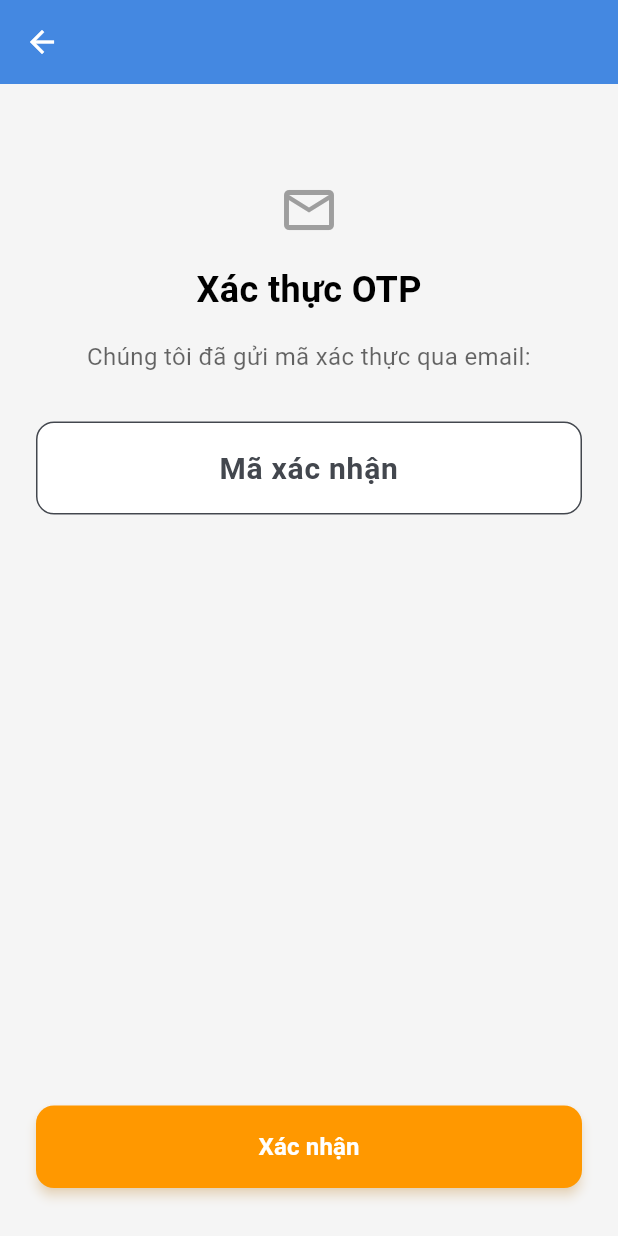
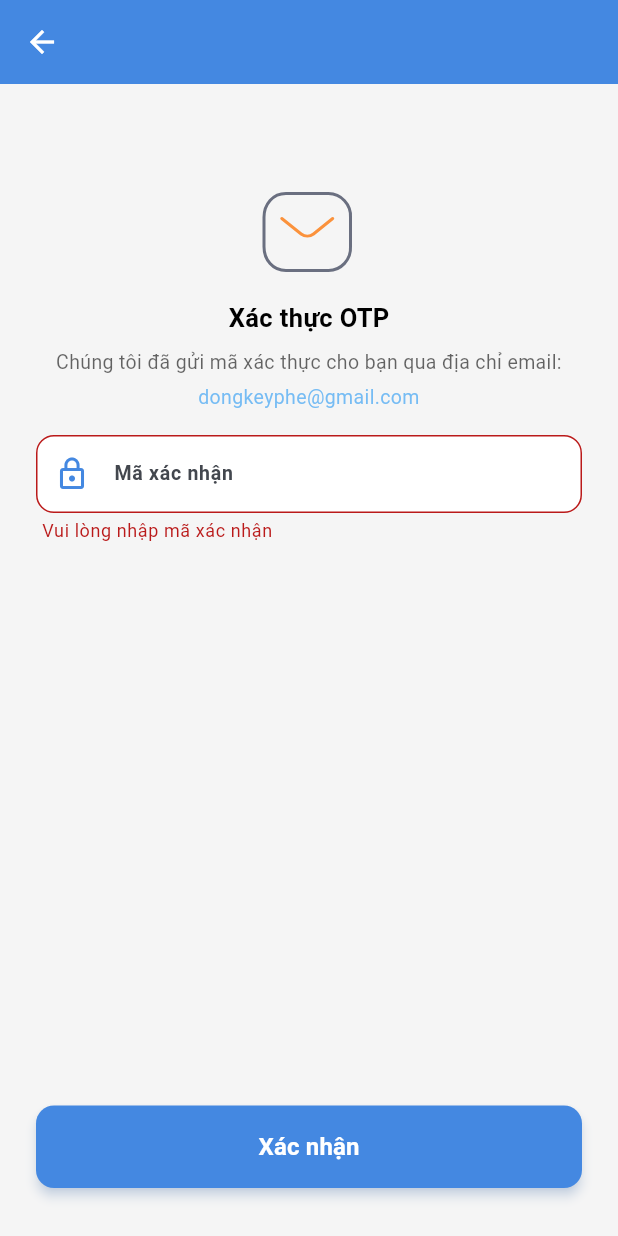
Before and after one commit to PhamVanDong2407/learn_FE, a Flutter app: the VerifyRegister screen opened directly, after a tap on "Xác nhận", on a phone screen of 412 x 824 dp. Run offline on Flutter 3.47's test engine with Material 3 defaults, Android fonts, the phone set to English and light mode, and no system bars; our stand-ins replace file_picker, flutter_dotenv, flutter_screenutil, flutter_svg, get, image_picker and 5 more; accounts and stored records are empty; project files that could hold a hidden picture were left out.

Commit message:
update ui verify trong register

```diff
--- /dev/null
+++ b/lib/Controllers/Register/verify_controller..dart
@@ -0,0 +1,5 @@
+import 'package:get/get.dart';
+
+class VerifyRegisterController extends GetxController {
+  // Add your controller logic here
+}
--- a/lib/Views/Register/verify_register.dart
+++ b/lib/Views/Register/verify_register.dart
@@ -1,11 +1,16 @@
+import 'package:fetest/Controllers/Register/verify_controller..dart';
 import 'package:fetest/Global/app_color.dart';
 import 'package:flutter/material.dart';
+import 'package:flutter/services.dart';
+import 'package:flutter_svg/svg.dart';
 import 'package:get/get.dart';
 
 class VerifyRegister extends StatelessWidget {
   VerifyRegister({super.key});
 
-  final TextEditingController _otpController = TextEditingController();
+  final controller = Get.put(VerifyRegisterController());
+  final _otpController = TextEditingController();
+  final _formKey = GlobalKey<FormState>();
 
   @override
   Widget build(BuildContext context) {
@@ -26,52 +31,89 @@ class VerifyRegister extends StatelessWidget {
             crossAxisAlignment: CrossAxisAlignment.center,
             children: [
               SizedBox(height: 32),
-              const Icon(Icons.email_outlined, size: 40, color: Colors.grey),
-              const SizedBox(height: 16),
+              SvgPicture.asset('assets/icons/mess.svg'),
+              const SizedBox(height: 8),
               Text(
                 'Xác thực OTP',
                 style: TextStyle(
-                  fontSize: 24,
+                  fontSize: 17,
                   fontWeight: FontWeight.bold,
                   color: Colors.black,
                 ),
               ),
-              const SizedBox(height: 16),
+              const SizedBox(height: 8),
               Text(
-                'Chúng tôi đã gửi mã xác thực qua email: ',
+                'Chúng tôi đã gửi mã xác thực cho bạn qua địa chỉ email: ',
                 textAlign: TextAlign.center,
                 style: TextStyle(
-                  fontSize: 16,
+                  fontSize: 13,
                   color: Colors.black.withOpacity(0.6),
                 ),
               ),
-              const SizedBox(height: 32),
-              TextFormField(
+              SizedBox(height: 4),
+              Text(
+                'dongkeyphe@gmail.com',
+                textAlign: TextAlign.center,
+                style: TextStyle(
+                  fontSize: 13,
+                  color: Colors.blue.withOpacity(0.6),
+                ),
+              ),
+              SizedBox(height: 16),
+              Form(
+                key: _formKey,
+                child: ValueListenableBuilder<TextEditingValue>(
+                  valueListenable: _otpController,
+                  builder: (context, value, child) {
+                    return TextFormField(
                       controller: _otpController,
                       keyboardType: TextInputType.number,
-                textAlign: TextAlign.center,
+                      textAlign: TextAlign.left,
+                      maxLength: 6,
+                      inputFormatters: [FilteringTextInputFormatter.digitsOnly],
                       decoration: InputDecoration(
                         hintText: 'Mã xác nhận',
+                        prefixIcon: Icon(
+                          Icons.lock_outline,
+                          color: AppColor.primary,
+                        ),
+                        suffixIcon:
+                            value.text.length == 6
+                                ? Icon(Icons.check_circle, color: Colors.green)
+                                : null,
                         border: OutlineInputBorder(
                           borderRadius: BorderRadius.circular(12),
-                    borderSide: BorderSide(
-                      color: Colors.orange.withOpacity(0.3),
-                    ),
+                          borderSide: BorderSide(color: AppColor.primary),
                         ),
                         focusedBorder: OutlineInputBorder(
                           borderRadius: BorderRadius.circular(12),
-                    borderSide: const BorderSide(
-                      color: Colors.orange,
+                          borderSide: BorderSide(
+                            color: AppColor.primary,
                             width: 2,
                           ),
                         ),
                         filled: true,
                         fillColor: Colors.white,
-                  contentPadding: const EdgeInsets.symmetric(vertical: 16),
+                        contentPadding: const EdgeInsets.symmetric(
+                          vertical: 16,
+                        ),
+                        counterText: '',
                       ),
                       style: const TextStyle(
-                  fontSize: 20,
+                        fontSize: 13,
                         fontWeight: FontWeight.bold,
+                      ),
+                      validator: (value) {
+                        if (value == null || value.isEmpty) {
+                          return 'Vui lòng nhập mã xác nhận';
+                        }
+                        if (value.length != 6) {
+                          return 'Mã xác nhận phải gồm 6 chữ số';
+                        }
+                        return null;
+                      },
+                    );
+                  },
                 ),
               ),
               const SizedBox(height: 16),
@@ -80,16 +122,18 @@ class VerifyRegister extends StatelessWidget {
                 width: double.infinity,
                 child: ElevatedButton(
                   onPressed: () {
-                    // Add verification logic here
+                    if (_formKey.currentState!.validate()) {
+                      // controller.verifyOTP(_otpController.text);
+                    }
                   },
                   style: ElevatedButton.styleFrom(
-                    backgroundColor: Colors.orange,
+                    backgroundColor: AppColor.primary,
                     padding: const EdgeInsets.symmetric(vertical: 16),
                     shape: RoundedRectangleBorder(
                       borderRadius: BorderRadius.circular(12),
                     ),
                     elevation: 3,
-                    shadowColor: Colors.orange.withOpacity(0.4),
+                    shadowColor: AppColor.primary.withOpacity(0.4),
                   ),
                   child: const Text(
                     'Xác nhận',
```
Also changed, not shown: assets/icons/mess.svg (added). Lines whose indentation alone changed are shown as unchanged.
